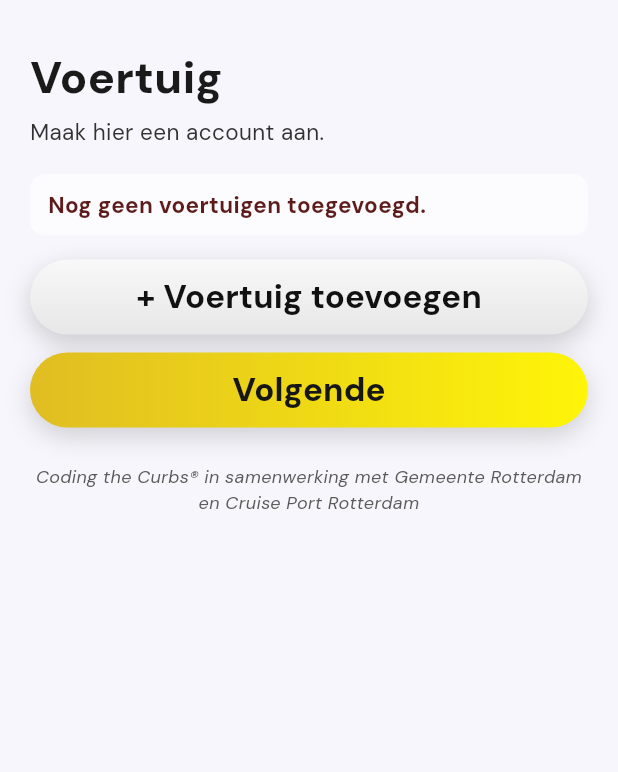
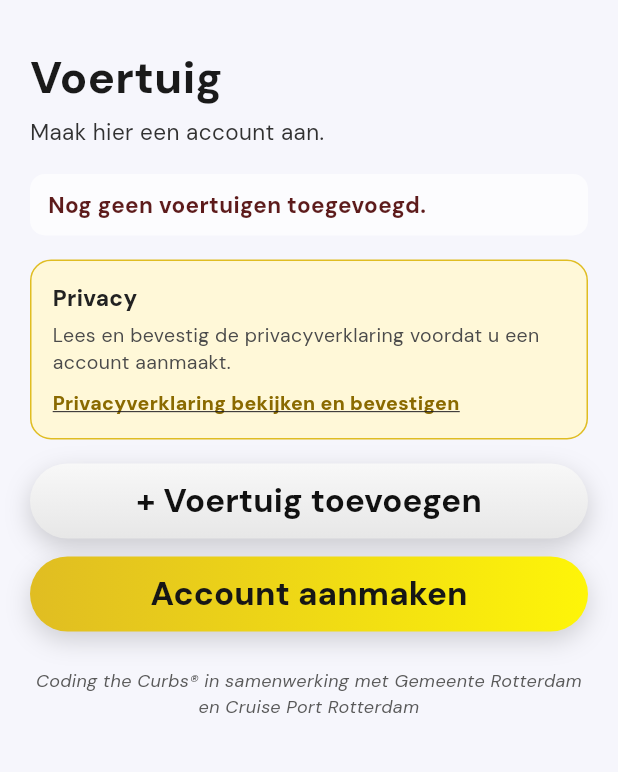
Before and after one commit to SineNomine998/taxibuffer, a Flutter app: the SignupStep3Screen screen opened by its route, on a phone screen of 412 x 824 dp, the part 165-937 px from its top. Run offline on Flutter 3.47's test engine with Material 3 defaults, Android fonts, the phone set to English and light mode, and no system bars; our stand-ins replace email_validator, firebase_core, firebase_messaging, flutter_local_notifications, flutter_secure_storage, flutter_svg and 3 more; accounts and stored records are empty; network calls fail; project files that could hold a hidden picture were left out.

Commit message:
Fix privacy policy from sign up screen

```diff
--- a/mobile_app/lib/core/router.dart
+++ b/mobile_app/lib/core/router.dart
@@ -14,6 +14,7 @@ import 'package:mobile_app/features/info/screens/startup_screen.dart';
 import 'package:mobile_app/features/location/screens/location_selection_info_screen.dart';
 import 'package:mobile_app/features/location/screens/location_selection_screen.dart';
 import 'package:mobile_app/features/privacy/privacy_gate_state.dart';
+import 'package:mobile_app/features/privacy/screens/privacy_policy_preview_screen.dart';
 import 'package:mobile_app/features/privacy/screens/privacy_policy_screen.dart';
 import 'package:mobile_app/features/queue/queue_state.dart';
 import 'package:mobile_app/features/queue/screens/queue_status_screen.dart';
@@ -41,6 +42,7 @@ final GoRouter router = GoRouter(
       '/signup/vehicle',
       '/signup/vehicle/add',
       '/privacy',
+      '/privacy-preview',
     };
 
     final isPublicPath = publicPaths.contains(path);
@@ -123,6 +125,10 @@ final GoRouter router = GoRouter(
           path: '/signup/vehicle/add',
           builder: (_, _) => const VehicleAddScreen(),
         ),
+        GoRoute(
+          path: '/privacy-preview',
+          builder: (_, _) => const PrivacyPolicyPreviewScreen(),
+        ),
       ],
     ),
 
--- a/mobile_app/lib/features/auth/services/auth_service.dart
+++ b/mobile_app/lib/features/auth/services/auth_service.dart
@@ -93,6 +93,8 @@ class AuthService {
     required String password,
     required String passwordConfirm,
     required List<Map<String, dynamic>> vehicles,
+    required String privacyPolicyVersion,
+    required bool privacyPolicyAccepted,
   }) async {
     final uri = Uri.parse('${ApiConfig.baseUrl}/api/mobile/auth/signup/');
 
@@ -107,6 +109,8 @@ class AuthService {
         'password': password,
         'password_confirm': passwordConfirm,
         'vehicles': vehicles,
+        'privacy_policy_version': privacyPolicyVersion,
+        'privacy_policy_accepted': privacyPolicyAccepted,
       }),
     );
 
--- a/mobile_app/lib/features/auth/signup/screens/signup_step3_screen.dart
+++ b/mobile_app/lib/features/auth/signup/screens/signup_step3_screen.dart
@@ -3,7 +3,10 @@ import 'package:go_router/go_router.dart';
 import 'package:mobile_app/core/dialogs.dart';
 import 'package:mobile_app/features/auth/services/auth_service.dart';
 import 'package:mobile_app/features/auth/signup/signup_form_state.dart';
+import 'package:mobile_app/features/privacy/privacy_gate_state.dart';
+import 'package:mobile_app/features/privacy/services/privacy_service.dart';
 import 'package:provider/provider.dart';
+
 import '../../../../widgets/app_shell_scaffold.dart';
 import '../../../../widgets/primary_pill_button.dart';
 import '../../../../widgets/secondary_pill_button.dart';
@@ -36,7 +39,7 @@ class _SignupStep3ScreenState extends State<SignupStep3Screen> {
         signupFormState.email.isEmpty ||
         signupFormState.taxiLicenseNumber.isEmpty ||
         signupFormState.password.isEmpty) {
-      showAppAlert(
+      await showAppAlert(
         context: context,
         title: "Onvolledige gegevens",
         message: "Er ontbreken gegevens uit een eerdere stap. Begin opnieuw.",
@@ -46,11 +49,23 @@ class _SignupStep3ScreenState extends State<SignupStep3Screen> {
     }
 
     if (signupFormState.vehicles.isEmpty) {
-      showAppAlert(
+      await showAppAlert(
         context: context,
         title: "Voertuig vereist",
         message: "Voeg minstens één voertuig toe om door te gaan.",
         svgAsset: 'assets/warning-badge.svg',
+      );
+      return;
+    }
+
+    if (!signupFormState.privacyPolicyAccepted ||
+        signupFormState.acceptedPrivacyPolicyVersion == null) {
+      await showAppAlert(
+        context: context,
+        title: "Privacyverklaring vereist",
+        message:
+            "Lees en bevestig de privacyverklaring voordat u een account aanmaakt.",
+        svgAsset: "assets/warning-badge.svg",
       );
       return;
     }
@@ -68,20 +83,35 @@ class _SignupStep3ScreenState extends State<SignupStep3Screen> {
         password: password,
         passwordConfirm: passwordConfirm,
         vehicles: vehicles,
+        privacyPolicyVersion: signupFormState.acceptedPrivacyPolicyVersion!,
+        privacyPolicyAccepted: true,
       );
 
       if (!mounted) return;
 
-      // On success:
       signupFormState.reset();
+
+      final bootstrap = await PrivacyService().fetchBootstrapStatus();
+
+      if (!mounted) return;
+
+      final privacyGate = context.read<PrivacyGateState>();
+
+      if (bootstrap.privacyPolicyRequired) {
+        privacyGate.reset();
+        context.go('/privacy?next=${Uri.encodeComponent('/locations')}');
+        return;
+      }
+
+      privacyGate.markAccepted();
       context.go('/locations');
     } catch (e) {
       if (!mounted) return;
 
       await showAppAlert(
         context: context,
-        title: "Account kon niet worden aangemaakt. Probeer opnieuw.",
-        message: "Er is iets misgegaan.",
+        title: "Account kon niet worden aangemaakt",
+        message: "Er is iets misgegaan. Probeer opnieuw.",
         svgAsset: 'assets/pop-up-denied.svg',
       );
     } finally {
@@ -96,8 +126,10 @@ class _SignupStep3ScreenState extends State<SignupStep3Screen> {
   @override
   Widget build(BuildContext context) {
     final formState = context.watch<SignupFormState>();
+    final privacyAccepted = formState.privacyPolicyAccepted;
     final current = formState.currentVehicle;
     final others = formState.otherVehicles;
+
     return AppShellScaffold(
       showBack: true,
       child: SingleChildScrollView(
@@ -199,13 +231,71 @@ class _SignupStep3ScreenState extends State<SignupStep3Screen> {
             ],
 
             const SizedBox(height: 16),
+
+            Container(
+              width: double.infinity,
+              padding: const EdgeInsets.all(14),
+              decoration: BoxDecoration(
+                color: const Color(0xFFFFF8D8),
+                borderRadius: BorderRadius.circular(14),
+                border: Border.all(color: const Color(0xFFE0BD22)),
+              ),
+              child: Column(
+                crossAxisAlignment: CrossAxisAlignment.start,
+                children: [
+                  const Text(
+                    'Privacy',
+                    style: TextStyle(
+                      fontFamily: 'DM Sans',
+                      fontSize: 15,
+                      fontWeight: FontWeight.w800,
+                      color: Color(0xFF222222),
+                    ),
+                  ),
+                  const SizedBox(height: 6),
+                  Text(
+                    privacyAccepted
+                        ? 'Privacyverklaring bevestigd.'
+                        : 'Lees en bevestig de privacyverklaring voordat u een account aanmaakt.',
+                    style: const TextStyle(
+                      fontFamily: 'DM Sans',
+                      fontSize: 13,
+                      height: 1.35,
+                      color: Color(0xFF4B4B4B),
+                    ),
+                  ),
+                  const SizedBox(height: 8),
+                  GestureDetector(
+                    onTap: () {
+                      context.push(
+                        '/privacy-preview',
+                      );
+                    },
+                    child: Text(
+                      privacyAccepted
+                          ? 'Privacyverklaring opnieuw bekijken'
+                          : 'Privacyverklaring bekijken en bevestigen',
+                      style: const TextStyle(
+                        fontFamily: 'DM Sans',
+                        fontSize: 13,
+                        fontWeight: FontWeight.w800,
+                        color: Color(0xFF8A6A00),
+                        decoration: TextDecoration.underline,
+                      ),
+                    ),
+                  ),
+                ],
+              ),
+            ),
+
+            const SizedBox(height: 16),
             SecondaryPillButton(
               label: '+ Voertuig toevoegen',
               onPressed: () => context.push('/signup/vehicle/add'),
             ),
             const SizedBox(height: 12),
             PrimaryPillButton(
-              label: 'Volgende',
+              label: 'Account aanmaken',
               isLoading: _isLoading,
               onPressed: _isLoading ? null : _finish,
             ),
--- a/mobile_app/lib/features/auth/signup/signup_form_state.dart
+++ b/mobile_app/lib/features/auth/signup/signup_form_state.dart
@@ -18,6 +18,8 @@ class SignupFormState extends ChangeNotifier {
 
   // Step 3 - vehicles
   final List<Vehicle> vehicles = [];
+  bool privacyPolicyAccepted = false;
+  String? acceptedPrivacyPolicyVersion;
 
   void setPersonalDetails({
     required String firstName,
@@ -75,6 +77,12 @@ class SignupFormState extends ChangeNotifier {
     notifyListeners();
   }
 
+  void acceptPrivacyPolicy(String version) {
+    privacyPolicyAccepted = true;
+    acceptedPrivacyPolicyVersion = version;
+    notifyListeners();
+  }
+
   Vehicle? get currentVehicle =>
       vehicles.where((v) => v.isCurrent).cast<Vehicle?>().firstOrNull;
 
@@ -91,6 +99,8 @@ class SignupFormState extends ChangeNotifier {
     password = '';
     passwordConfirm = '';
     vehicles.clear();
+    privacyPolicyAccepted = false;
+    acceptedPrivacyPolicyVersion = null;
     notifyListeners();
   }
 }
--- a/mobile_app/lib/features/privacy/services/privacy_service.dart
+++ b/mobile_app/lib/features/privacy/services/privacy_service.dart
@@ -1,6 +1,9 @@
 import 'dart:convert';
 
+import 'package:mobile_app/core/config/api_config.dart';
+
 import '../../../core/config/api_client.dart';
+import 'package:http/http.dart' as http;
 
 class BootstrapStatus {
   final bool privacyPolicyRequired;
@@ -73,6 +76,22 @@ class PrivacyService {
     return PrivacyPolicyData.fromJson(data);
   }
 
+  Future<PrivacyPolicyData> fetchPublicPrivacyPolicy() async {
+    final uri = Uri.parse(
+      '${ApiConfig.baseUrl}/api/mobile/privacy-policy/public/',
+    );
+
+    final response = await http.get(uri);
+
+    if (response.statusCode != 200) {
+      throw Exception('Kon privacyverklaring niet laden.');
+    }
+
+    final data = jsonDecode(response.body) as Map<String, dynamic>;
+
+    return PrivacyPolicyData.fromJson({...data, 'id': 0, 'accepted': false});
+  }
+
   Future<void> acceptPrivacyPolicy(String version) async {
     final response = await _api.post(
       '/api/mobile/privacy-policy/accept/',
```
Also changed, not shown: mobile_app/lib/features/privacy/screens/privacy_policy_preview_screen.dart (added, +171 -0 lines), 3 other files.
